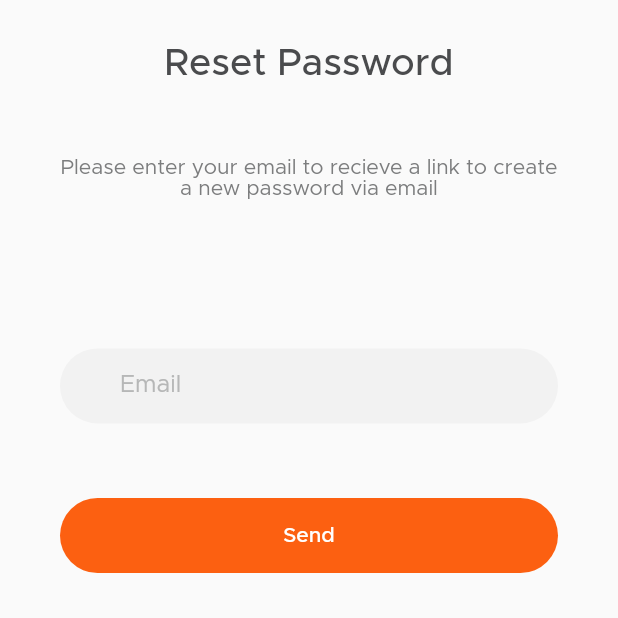
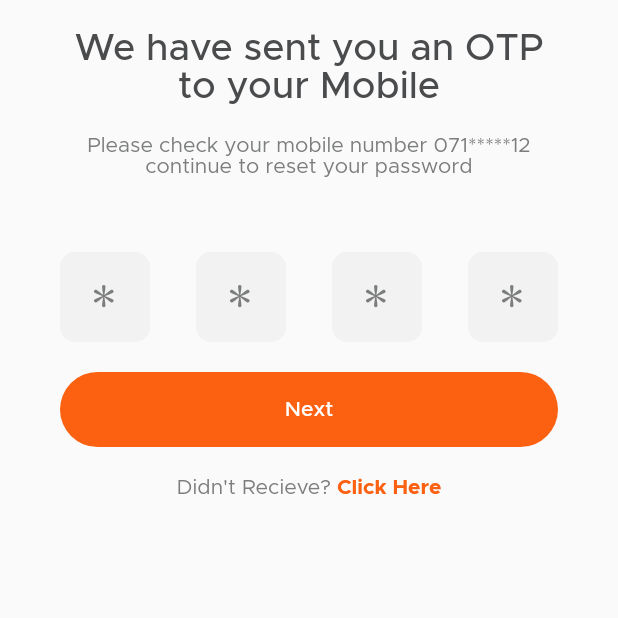
Before and after one commit to muhammadtalhasultan/Flutter-Food-Delivery-App, a Flutter app: the ForgetPwScreen screen opened by its route, after a tap on "Send", on a phone screen of 412 x 824 dp, the top half of it. Run offline on Flutter 3.47's test engine with Material 2 defaults, Android fonts, the phone set to English and light mode, and no system bars; missing offline and left inert: clip_shadow.

Commit message:
episode 3

```diff
--- a/lib/main.dart
+++ b/lib/main.dart
@@ -5,6 +5,9 @@ import './screens/landingScreen.dart';
 import './screens/loginScreen.dart';
 import './screens/signUpScreen.dart';
 import './screens/forgetPwScreen.dart';
+import './screens/sentOTPScreen.dart';
+import './screens/newPwScreen.dart';
+import './screens/introScreen.dart';
 import './const/colors.dart';
 
 void main() {
@@ -47,6 +50,9 @@ class MyApp extends StatelessWidget {
         LoginScreen.routeName: (context) => LoginScreen(),
         SignUpScreen.routeName: (context) => SignUpScreen(),
         ForgetPwScreen.routeName: (context) => ForgetPwScreen(),
+        SendOTPScreen.routeName: (context) => SendOTPScreen(),
+        NewPwScreen.routeName: (context) => NewPwScreen(),
+        IntroScreen.routeName: (context) => IntroScreen(),
       },
     );
   }
--- a/lib/screens/forgetPwScreen.dart
+++ b/lib/screens/forgetPwScreen.dart
@@ -1,6 +1,8 @@
 import 'package:flutter/material.dart';
-import 'package:monkey_app_demo/utils/helper.dart';
-import 'package:monkey_app_demo/widgets/customTextInput.dart';
+
+import '../utils/helper.dart';
+import '../widgets/customTextInput.dart';
+import './sentOTPScreen.dart';
 
 class ForgetPwScreen extends StatelessWidget {
   static const routeName = "/restpwScreen";
@@ -34,7 +36,10 @@ class ForgetPwScreen extends StatelessWidget {
                   width: double.infinity,
                   height: 50,
                   child: ElevatedButton(
-                    onPressed: () {},
+                    onPressed: () {
+                      Navigator.of(context)
+                          .pushReplacementNamed(SendOTPScreen.routeName);
+                    },
                     child: Text("Send"),
                   ),
                 )
--- /dev/null
+++ b/lib/screens/sentOTPScreen.dart
@@ -0,0 +1,111 @@
+import 'package:flutter/material.dart';
+
+import '../const/colors.dart';
+import '../utils/helper.dart';
+import './newPwScreen.dart';
+
+class SendOTPScreen extends StatelessWidget {
+  static const routeName = "/sendOTP";
+  @override
+  Widget build(BuildContext context) {
+    return Scaffold(
+        body: SafeArea(
+      child: Padding(
+        padding: const EdgeInsets.symmetric(horizontal: 40),
+        child: Column(
+          children: [
+            SizedBox(
+              height: 20,
+            ),
+            Text(
+              'We have sent you an OTP to your Mobile',
+              style: Helper.getTheme(context).headline6,
+              textAlign: TextAlign.center,
+            ),
+            SizedBox(
+              height: 20,
+            ),
+            Text(
+              "Please check your mobile number 071*****12 continue to reset your password",
+              textAlign: TextAlign.center,
+            ),
+            SizedBox(
+              height: 50,
+            ),
+            Row(
+              mainAxisAlignment: MainAxisAlignment.spaceBetween,
+              children: [
+                OTPInput(),
+                OTPInput(),
+                OTPInput(),
+                OTPInput(),
+              ],
+            ),
+            SizedBox(
+              height: 20,
+            ),
+            SizedBox(
+              height: 50,
+              width: double.infinity,
+              child: ElevatedButton(
+                onPressed: () {
+                  Navigator.of(context)
+                      .pushReplacementNamed(NewPwScreen.routeName);
+                },
+                child: Text("Next"),
+              ),
+            ),
+            SizedBox(height: 20),
+            Row(
+              mainAxisAlignment: MainAxisAlignment.center,
+              children: [
+                Text("Didn't Recieve? "),
+                Text(
+                  "Click Here",
+                  style: TextStyle(
+                    color: AppColor.orange,
+                    fontWeight: FontWeight.bold,
+                  ),
+                )
+              ],
+            )
+          ],
+        ),
+      ),
+    ));
+  }
+}
+
+class OTPInput extends StatelessWidget {
+  const OTPInput({
+    Key key,
+  }) : super(key: key);
+
+  @override
+  Widget build(BuildContext context) {
+    return Container(
+      width: 60,
+      height: 60,
+      decoration: ShapeDecoration(
+        color: AppColor.placeholderBg,
+        shape: RoundedRectangleBorder(
+          borderRadius: BorderRadius.circular(10),
+        ),
+      ),
+      child: Stack(
+        children: [
+          Padding(
+            padding: const EdgeInsets.only(top: 18, left: 20),
+            child: Text(
+              "*",
+              style: TextStyle(fontSize: 45),
+            ),
+          ),
+          TextField(
+            decoration: InputDecoration(border: InputBorder.none),
+          ),
+        ],
+      ),
+    );
+  }
+}
```
Also changed, not shown: lib/screens/introScreen.dart (added, +121 -0 lines), lib/screens/newPwScreen.dart (added, +61 -0 lines).
